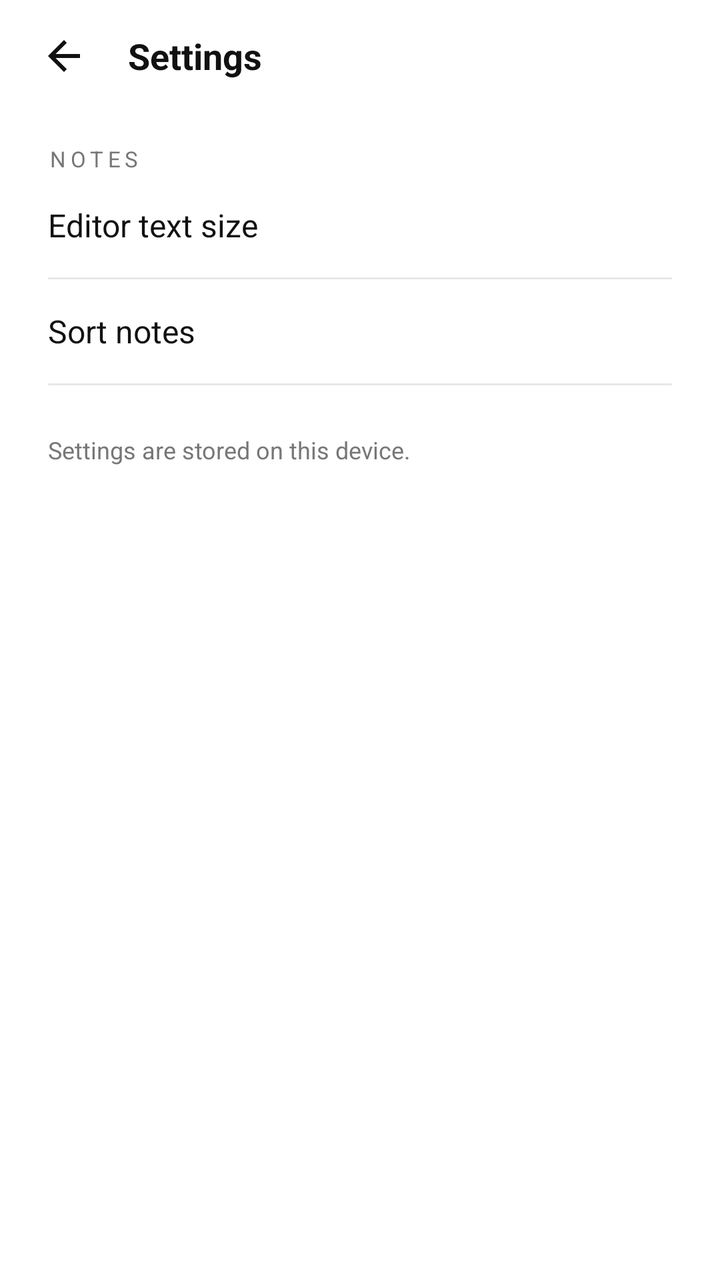
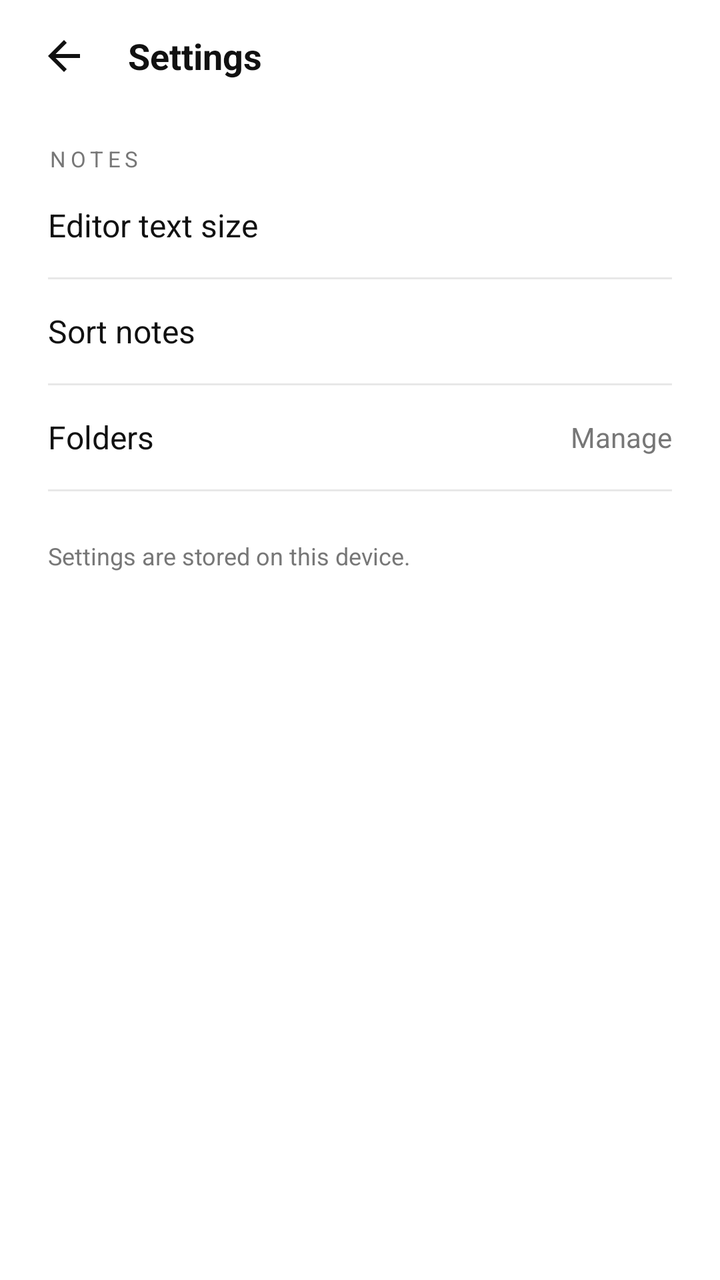

An Android layout rendered at two revisions. The XML below is the earlier revision; the diff shows what the commit changed to produce the second picture.
<!-- AndroidManifest.xml: application theme Theme.BareNotes -->
<!-- res/layout/activity_settings.xml -->
<?xml version="1.0" encoding="utf-8"?>
<LinearLayout
    xmlns:android="http://schemas.android.com/apk/res/android"
    android:id="@+id/settings_root"
    android:layout_width="match_parent"
    android:layout_height="match_parent"
    android:background="@color/bg"
    android:orientation="vertical">

    <LinearLayout
        android:layout_width="match_parent"
        android:layout_height="56dp"
        android:gravity="center_vertical"
        android:orientation="horizontal"
        android:paddingStart="8dp"
        android:paddingEnd="8dp">

        <ImageButton
            android:id="@+id/back_button"
            android:layout_width="48dp"
            android:layout_height="48dp"
            android:background="?android:attr/selectableItemBackgroundBorderless"
            android:contentDescription="@string/back"
            android:padding="12dp"
            android:src="@drawable/ic_back"
            android:tint="@color/icon" />

        <TextView
            android:layout_width="0dp"
            android:layout_height="wrap_content"
            android:layout_marginStart="8dp"
            android:layout_weight="1"
            android:text="@string/settings"
            android:textColor="@color/text"
            android:textSize="18sp"
            android:textStyle="bold" />
    </LinearLayout>

    <ScrollView
        android:layout_width="match_parent"
        android:layout_height="0dp"
        android:layout_weight="1"
        android:clipToPadding="false"
        android:fillViewport="true">

        <LinearLayout
            android:layout_width="match_parent"
            android:layout_height="wrap_content"
            android:orientation="vertical"
            android:paddingStart="24dp"
            android:paddingTop="16dp"
            android:paddingEnd="24dp"
            android:paddingBottom="32dp">

            <TextView
                android:layout_width="wrap_content"
                android:layout_height="wrap_content"
                android:letterSpacing="0.2"
                android:text="@string/settings_section"
                android:textColor="@color/text_muted"
                android:textSize="11sp" />

            <LinearLayout
                android:id="@+id/editor_text_row"
                android:layout_width="match_parent"
                android:layout_height="wrap_content"
                android:background="?android:attr/selectableItemBackground"
                android:clickable="true"
                android:focusable="true"
                android:gravity="center_vertical"
                android:minHeight="52dp"
                android:orientation="horizontal">

                <TextView
                    android:layout_width="wrap_content"
                    android:layout_height="wrap_content"
                    android:text="@string/editor_text_size"
                    android:textColor="@color/text"
                    android:textSize="16sp" />

                <Space
                    android:layout_width="0dp"
                    android:layout_height="1dp"
                    android:layout_weight="1" />

                <TextView
                    android:id="@+id/text_size_value"
                    android:layout_width="wrap_content"
                    android:layout_height="wrap_content"
                    android:textColor="@color/text_muted"
                    android:textSize="14sp" />
            </LinearLayout>

            <View
                android:layout_width="match_parent"
                android:layout_height="1dp"
                android:background="@color/divider" />

            <LinearLayout
                android:id="@+id/sort_row"
                android:layout_width="match_parent"
                android:layout_height="wrap_content"
                android:background="?android:attr/selectableItemBackground"
                android:clickable="true"
                android:focusable="true"
                android:gravity="center_vertical"
                android:minHeight="52dp"
                android:orientation="horizontal">

                <TextView
                    android:layout_width="wrap_content"
                    android:layout_height="wrap_content"
                    android:text="@string/sort_notes"
                    android:textColor="@color/text"
                    android:textSize="16sp" />

                <Space
                    android:layout_width="0dp"
                    android:layout_height="1dp"
                    android:layout_weight="1" />

                <TextView
                    android:id="@+id/sort_value"
                    android:layout_width="wrap_content"
                    android:layout_height="wrap_content"
                    android:textColor="@color/text_muted"
                    android:textSize="14sp" />
            </LinearLayout>

            <View
                android:layout_width="match_parent"
                android:layout_height="1dp"
                android:background="@color/divider" />

            <TextView
                android:layout_width="match_parent"
                android:layout_height="wrap_content"
                android:layout_marginTop="24dp"
                android:text="@string/settings_footer"
                android:textColor="@color/text_muted"
                android:textSize="12sp" />
        </LinearLayout>
    </ScrollView>
</LinearLayout>
<!-- resources referenced by this layout -->
<resources>
  <color name="bg">#FFFFFF</color>
  <color name="divider">#E8E8E8</color>
  <color name="icon">#111111</color>
  <color name="text">#111111</color>
  <color name="text_muted">#777777</color>
  <!-- drawable ic_back (drawable) -->
  <vector xmlns:android="http://schemas.android.com/apk/res/android"
      android:width="24dp"
      android:height="24dp"
      android:viewportWidth="24"
      android:viewportHeight="24">
      <path
          android:fillColor="@android:color/white"
          android:pathData="M20,11H7.8l5.6,-5.6L12,4l-8,8 8,8 1.4,-1.4L7.8,13H20z" />
  </vector>
  <string name="back">Back</string>
  <string name="editor_text_size">Editor text size</string>
  <string name="settings">Settings</string>
  <string name="settings_footer">Settings are stored on this device.</string>
  <string name="settings_section">NOTES</string>
  <string name="sort_notes">Sort notes</string>
  <style name="Theme.BareNotes" parent="Theme.AppCompat.DayNight.NoActionBar">
          <item name="android:windowBackground">@color/bg</item>
          <item name="android:statusBarColor">@android:color/transparent</item>
          <item name="android:navigationBarColor">@android:color/transparent</item>
          <item name="android:windowLightStatusBar">true</item>
          <item name="android:windowLightNavigationBar" tools:targetApi="27">true</item>
          <item name="android:colorAccent">@color/text</item>
          <item name="android:colorControlHighlight">@color/divider</item>
          <item name="colorAccent">@color/text</item>
          <item name="colorControlActivated">@color/text</item>
          <item name="colorControlNormal">@color/text_muted</item>
          <item name="colorControlHighlight">@color/divider</item>
          <item name="android:textColorPrimary">@color/text</item>
          <item name="android:textColorSecondary">@color/text_muted</item>
          <item name="android:fontFamily">sans-serif</item>
          <item name="android:forceDarkAllowed" tools:targetApi="29">false</item>
      </style>
</resources>

<!-- the commit's change to res/layout/activity_settings.xml (unified diff, before → after) -->
@@ -132,6 +132,43 @@
                 android:layout_height="1dp"
                 android:background="@color/divider" />
 
+            <LinearLayout
+                android:id="@+id/folders_row"
+                android:layout_width="match_parent"
+                android:layout_height="wrap_content"
+                android:background="?android:attr/selectableItemBackground"
+                android:clickable="true"
+                android:focusable="true"
+                android:gravity="center_vertical"
+                android:minHeight="52dp"
+                android:orientation="horizontal">
+
+                <TextView
+                    android:layout_width="wrap_content"
+                    android:layout_height="wrap_content"
+                    android:text="@string/folders_title"
+                    android:textColor="@color/text"
+                    android:textSize="16sp" />
+
+                <Space
+                    android:layout_width="0dp"
+                    android:layout_height="1dp"
+                    android:layout_weight="1" />
+
+                <TextView
+                    android:id="@+id/folders_value"
+                    android:layout_width="wrap_content"
+                    android:layout_height="wrap_content"
+                    android:text="@string/manage"
+                    android:textColor="@color/text_muted"
+                    android:textSize="14sp" />
+            </LinearLayout>
+
+            <View
+                android:layout_width="match_parent"
+                android:layout_height="1dp"
+                android:background="@color/divider" />
+
             <TextView
                 android:layout_width="match_parent"
                 android:layout_height="wrap_content"
<!-- resource entries referenced after the edit -->
@@ -17,6 +17,8 @@
   </vector>
   <string name="back">Back</string>
   <string name="editor_text_size">Editor text size</string>
+  <string name="folders_title">Folders</string>
+  <string name="manage">Manage</string>
   <string name="settings">Settings</string>
   <string name="settings_footer">Settings are stored on this device.</string>
   <string name="settings_section">NOTES</string>
